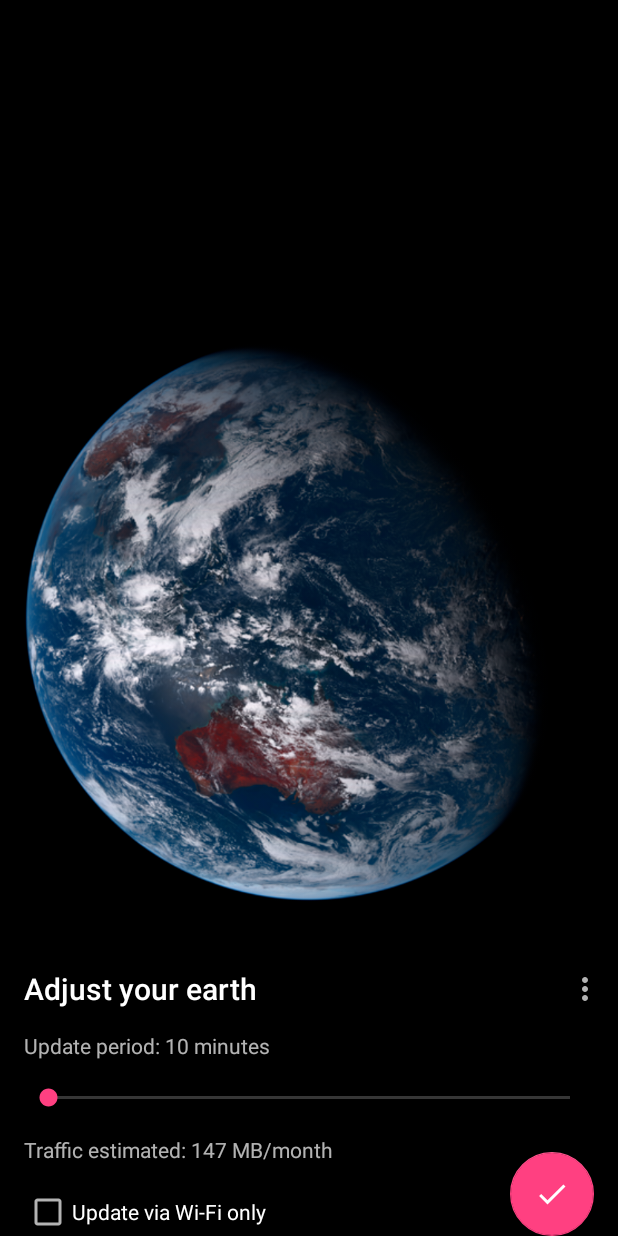
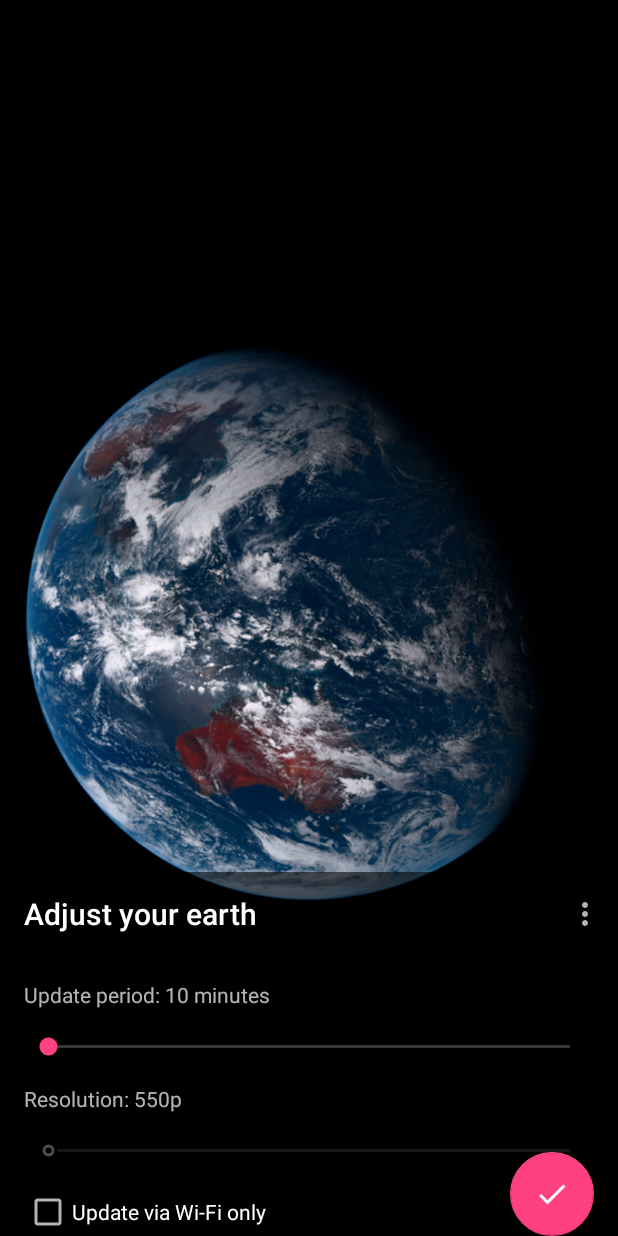
Before and after one commit to oxoooo/earth, an Android app: the screen it shows after launch (MainActivity), on a phone screen of 412 x 824 dp. Run offline under Robolectric (Android 15) with nearby library versions, the phone set to English and light mode, and no system bars; our stand-ins replace data binding; libraries missing offline, so code that uses them is left out: com.umeng.analytics, im.fir.sdk; pictures from the network do not load; 7 statements that could not run were skipped.

Commit message:
增加清晰度选项

```diff
--- a/app/src/main/java/ooo/oxo/apps/earth/EarthFetchService.java
+++ b/app/src/main/java/ooo/oxo/apps/earth/EarthFetchService.java
@@ -25,6 +25,7 @@ import android.util.Log;
 
 import com.umeng.analytics.MobclickAgent;
 
+import java.io.File;
 import java.util.HashMap;
 import java.util.concurrent.TimeUnit;
 
@@ -65,7 +66,8 @@ public class EarthFetchService extends IntentService {
         }
 
         try {
-            if (sharedState.setLastEarth(fetcher.fetch().getAbsolutePath())) {
+            File fetched = fetcher.fetch(sharedState.getResolution());
+            if (sharedState.setLastEarth(fetched.getAbsolutePath())) {
                 bm.sendBroadcast(new Intent(EarthIntents.ACTION_NEW_EARTH_READY));
             }
         } catch (Exception e) {
@@ -74,6 +76,7 @@ public class EarthFetchService extends IntentService {
 
         HashMap<String, String> event = new HashMap<>();
         event.put("interval", String.valueOf(TimeUnit.MILLISECONDS.toMinutes(sharedState.getInterval())));
+        event.put("resolution", String.valueOf(sharedState.getResolution()));
         event.put("wifi_only", String.valueOf(sharedState.getWifiOnly()));
         MobclickAgent.onEvent(this, "fetch", event);
     }
--- a/app/src/main/java/ooo/oxo/apps/earth/EarthSharedState.java
+++ b/app/src/main/java/ooo/oxo/apps/earth/EarthSharedState.java
@@ -22,6 +22,7 @@ import android.content.Context;
 import android.content.SharedPreferences;
 import android.support.annotation.NonNull;
 import android.support.annotation.Nullable;
+import android.util.DisplayMetrics;
 
 import java.util.concurrent.TimeUnit;
 
@@ -29,10 +30,12 @@ public class EarthSharedState {
 
     private static EarthSharedState instance;
 
+    private final Context context;
     private final SharedPreferences preferences;
 
     private EarthSharedState(Context context) {
-        preferences = context.getSharedPreferences("earth", Context.MODE_PRIVATE);
+        this.context = context;
+        this.preferences = context.getSharedPreferences("earth", Context.MODE_PRIVATE);
     }
 
     public static EarthSharedState getInstance(Context context) {
@@ -60,6 +63,27 @@ public class EarthSharedState {
         return preferences.edit().putLong("interval", interval).commit();
     }
 
+    public int getResolution() {
+        //noinspection PointlessBooleanExpression
+        if (!BuildConfig.USE_OXO_SERVER) {
+            return 550;
+        }
+
+        int resolution = preferences.getInt("resolution", 0);
+
+        if (resolution == 0) {
+            DisplayMetrics metrics = context.getResources().getDisplayMetrics();
+            resolution = ResolutionUtil.findBestResolution(metrics);
+            setResolution(resolution);
+        }
+
+        return resolution;
+    }
+
+    public boolean setResolution(int resolution) {
+        return preferences.edit().putInt("resolution", resolution).commit();
+    }
+
     public boolean getWifiOnly() {
         return preferences.getBoolean("wifi_only", true);
     }
--- a/app/src/main/java/ooo/oxo/apps/earth/MainActivity.java
+++ b/app/src/main/java/ooo/oxo/apps/earth/MainActivity.java
@@ -49,6 +49,7 @@ public class MainActivity extends AppCompatActivity {
         MainViewModel vm = new MainViewModel(sharedState);
 
         binding.setVm(vm);
+        binding.setAccelerated(BuildConfig.USE_OXO_SERVER);
 
         binding.done.setOnClickListener(v -> {
             vm.saveTo(sharedState);
--- a/app/src/main/java/ooo/oxo/apps/earth/MainViewModel.java
+++ b/app/src/main/java/ooo/oxo/apps/earth/MainViewModel.java
@@ -32,15 +32,19 @@ public class MainViewModel extends BaseObservable {
 
     private long interval;
 
+    private int resolution;
+
     private boolean wifiOnly;
 
     public MainViewModel(EarthSharedState sharedState) {
         setInterval(sharedState.getInterval());
+        setResolution(sharedState.getResolution());
         setWifiOnly(sharedState.getWifiOnly());
     }
 
     public void saveTo(EarthSharedState sharedState) {
         sharedState.setInterval(getInterval());
+        sharedState.setResolution(getResolution());
         sharedState.setWifiOnly(isWifiOnly());
     }
 
@@ -84,8 +88,43 @@ public class MainViewModel extends BaseObservable {
     }
 
     @Bindable
+    public int getResolution() {
+        return resolution;
+    }
+
+    public void setResolution(int resolution) {
+        this.resolution = resolution;
+        notifyPropertyChanged(ooo.oxo.apps.earth.BR.resolution);
+        notifyPropertyChanged(ooo.oxo.apps.earth.BR.resolutionProgressValue);
+        notifyPropertyChanged(ooo.oxo.apps.earth.BR.traffic);
+    }
+
+    @Bindable
+    public int getResolutionProgressValue() {
+        return ResolutionUtil.findBestResolutionIndex(resolution);
+    }
+
+    public void setResolutionProgressValue(int progress) {
+        setResolution(ResolutionUtil.RESOLUTIONS[progress]);
+    }
+
+    @Bindable
+    public int getResolutionProgressMax() {
+        return ResolutionUtil.RESOLUTIONS.length - 1;
+    }
+
+    @Bindable
+    public SeekBarBindingAdapter.OnProgressChanged getResolutionProgressWatcher() {
+        return (v, progress, fromUser) -> setResolutionProgressValue(progress);
+    }
+
+    @Bindable
     public int getTraffic() {
-        return (int) (TimeUnit.DAYS.toMillis(1) * 30 / interval * ASSUME_SIZE_KB / 1024);
+        return (int) (ResolutionUtil.RESOLUTION_DAILY_TRAFFICS_KB
+                [ResolutionUtil.findBestResolutionIndex(resolution)]
+                * ((float) TimeUnit.HOURS.toMillis(1) / (float) interval)
+                * 30
+                / 1024);
     }
 
     @Bindable
--- /dev/null
+++ b/app/src/main/java/ooo/oxo/apps/earth/ResolutionUtil.java
@@ -0,0 +1,54 @@
+/*
+ * Mantou Earth - Live your wallpaper with live earth
+ * Copyright (C) 2015  XiNGRZ <xxx@oxo.ooo>
+ *
+ * This program is free software: you can redistribute it and/or modify
+ * it under the terms of the GNU General Public License as published by
+ * the Free Software Foundation, either version 3 of the License, or
+ * (at your option) any later version.
+ *
+ * This program is distributed in the hope that it will be useful,
+ * but WITHOUT ANY WARRANTY; without even the implied warranty of
+ * MERCHANTABILITY or FITNESS FOR A PARTICULAR PURPOSE.  See the
+ * GNU General Public License for more details.
+ *
+ * You should have received a copy of the GNU General Public License
+ * along with this program.  If not, see <http://www.gnu.org/licenses/>.
+ */
+
+package ooo.oxo.apps.earth;
+
+import android.util.DisplayMetrics;
+
+public class ResolutionUtil {
+
+    public static final int[] RESOLUTIONS = new int[]{
+            550, 720, 1080, 1440, 2200
+    };
+
+    public static final int[] RESOLUTION_DAILY_TRAFFICS_KB = new int[]{
+            532, 857, 1727, 2823, 5818
+    };
+
+    public static int findBestResolutionIndex(int size) {
+        int closest = 0;
+
+        for (int i = 0; i < ResolutionUtil.RESOLUTIONS.length; i++) {
+            if (Math.abs(ResolutionUtil.RESOLUTIONS[i] - size) <
+                    Math.abs(ResolutionUtil.RESOLUTIONS[closest] - size)) {
+                closest = i;
+            }
+        }
+
+        return closest;
+    }
+
+    public static int findBestResolution(int size) {
+        return RESOLUTIONS[findBestResolutionIndex(size)];
+    }
+
+    public static int findBestResolution(DisplayMetrics metrics) {
+        return findBestResolution(Math.min(metrics.widthPixels, metrics.heightPixels));
+    }
+
+}
--- a/app/src/main/res/layout/main_activity.xml
+++ b/app/src/main/res/layout/main_activity.xml
@@ -19,13 +19,19 @@
 <layout xmlns:android="http://schemas.android.com/apk/res/android"
     xmlns:app="http://schemas.android.com/apk/res-auto"
     xmlns:tools="http://schemas.android.com/tools"
-    tools:context="ooo.oxo.apps.earth.MainActivity">
+    tools:context=".MainActivity">
 
     <data>
 
         <variable
             name="vm"
             type="ooo.oxo.apps.earth.MainViewModel" />
+
+        <variable
+            name="accelerated"
+            type="boolean" />
+
+        <import type="android.view.View" />
 
     </data>
 
@@ -53,6 +59,7 @@
                 android:id="@+id/toolbar"
                 android:layout_width="match_parent"
                 android:layout_height="wrap_content"
+                android:layout_marginBottom="16dp"
                 app:title="@string/settings" />
 
             <TextView
@@ -84,7 +91,7 @@
                 android:progress="@{vm.intervalProgressValue}" />
 
             <TextView
-                android:id="@+id/traffic_label"
+                android:id="@+id/resolution_label"
                 android:layout_width="match_parent"
                 android:layout_height="wrap_content"
                 android:layout_below="@+id/interval"
@@ -93,9 +100,39 @@
                 android:layout_marginLeft="16dp"
                 android:layout_marginRight="16dp"
                 android:layout_marginStart="16dp"
+                android:text="@{@string/resolution(vm.resolution)}"
+                tools:text="@string/resolution" />
+
+            <!--suppress AndroidUnknownAttribute -->
+            <SeekBar
+                android:id="@+id/resolution"
+                android:layout_width="match_parent"
+                android:layout_height="wrap_content"
+                android:layout_below="@+id/resolution_label"
+                android:layout_marginBottom="16dp"
+                android:layout_marginEnd="16dp"
+                android:layout_marginLeft="16dp"
+                android:layout_marginRight="16dp"
+                android:layout_marginStart="16dp"
+                android:enabled="@{accelerated}"
+                android:max="@{vm.resolutionProgressMax}"
+                android:onProgressChanged="@{vm.resolutionProgressWatcher}"
+                android:progress="@{vm.resolutionProgressValue}" />
+
+            <TextView
+                android:id="@+id/traffic_label"
+                android:layout_width="match_parent"
+                android:layout_height="wrap_content"
+                android:layout_below="@+id/resolution"
+                android:layout_marginBottom="16dp"
+                android:layout_marginEnd="16dp"
+                android:layout_marginLeft="16dp"
+                android:layout_marginRight="16dp"
+                android:layout_marginStart="16dp"
                 android:layout_toLeftOf="@+id/done"
                 android:layout_toStartOf="@+id/done"
                 android:text="@{@string/traffic_estimated(vm.traffic)}"
+                android:visibility="@{accelerated ? View.VISIBLE : View.GONE}"
                 tools:text="@string/traffic_estimated" />
 
             <!--suppress AndroidUnknownAttribute -->
--- a/app/src/main/res/values/strings.xml
+++ b/app/src/main/res/values/strings.xml
@@ -26,6 +26,7 @@
 
     <string name="settings">Adjust your earth</string>
     <string name="interval">Update period: %d minutes</string>
+    <string name="resolution">Resolution: %dp</string>
     <string name="traffic_estimated">Traffic estimated: %d MB/month</string>
     <string name="wifi_only">Update via Wi-Fi only</string>
 
```
Also changed, not shown: app/build.gradle (+4 -5 lines), app/src/main/java/ooo/oxo/apps/earth/EarthFetcher.java (+12 -3 lines), 2 other files.
